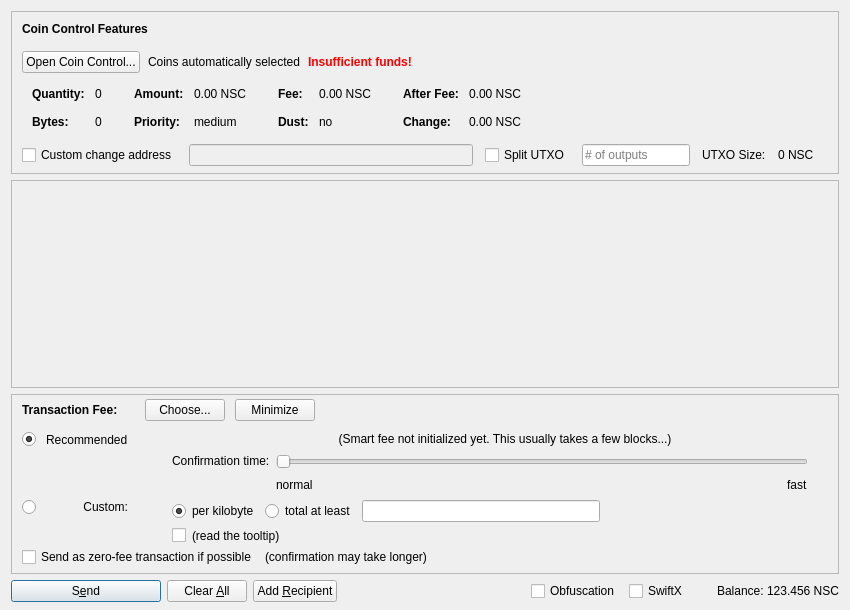
Before: the Qt Designer form src/qt/forms/sendcoinsdialog.ui in nscoins/nscoincore, drawn with Qt 5.
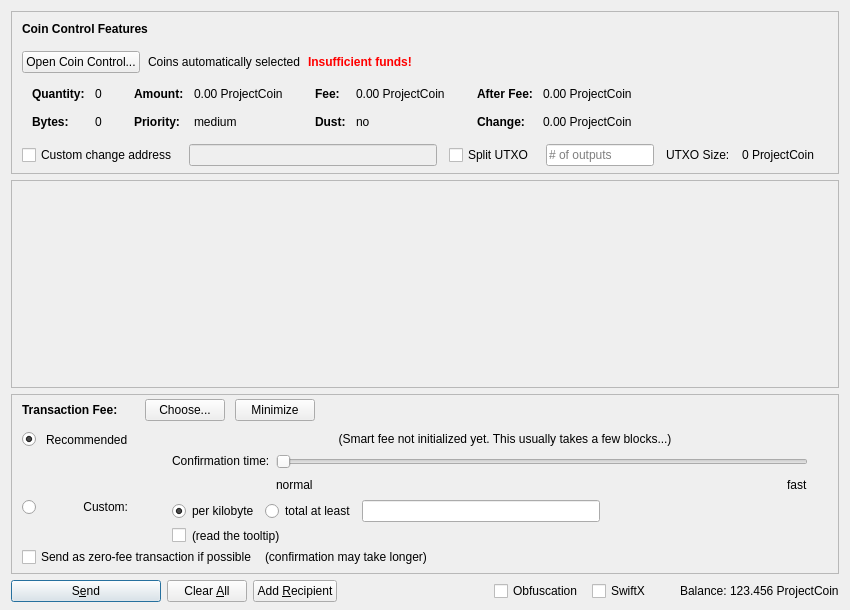
After: the same form once the commit is applied. Icons and pictures are not drawn. Custom widgets are drawn as their Qt base class.

What changed in the file:
```diff
--- a/src/qt/forms/sendcoinsdialog.ui
+++ b/src/qt/forms/sendcoinsdialog.ui
@@ -324,7 +324,7 @@
                   <enum>Qt::ActionsContextMenu</enum>
                  </property>
                  <property name="text">
-                  <string notr="true">0.00 NSC</string>
+                  <string notr="true">0.00 ProjectCoin</string>
                  </property>
                  <property name="textInteractionFlags">
                   <set>Qt::LinksAccessibleByMouse|Qt::TextSelectableByKeyboard|Qt::TextSelectableByMouse</set>
@@ -404,7 +404,7 @@
                   <enum>Qt::ActionsContextMenu</enum>
                  </property>
                  <property name="text">
-                  <string notr="true">0.00 NSC</string>
+                  <string notr="true">0.00 ProjectCoin</string>
                  </property>
                  <property name="textInteractionFlags">
                   <set>Qt::LinksAccessibleByMouse|Qt::TextSelectableByKeyboard|Qt::TextSelectableByMouse</set>
@@ -484,7 +484,7 @@
                   <enum>Qt::ActionsContextMenu</enum>
                  </property>
                  <property name="text">
-                  <string notr="true">0.00 NSC</string>
+                  <string notr="true">0.00 ProjectCoin</string>
                  </property>
                  <property name="textInteractionFlags">
                   <set>Qt::LinksAccessibleByMouse|Qt::TextSelectableByKeyboard|Qt::TextSelectableByMouse</set>
@@ -513,7 +513,7 @@
                   <enum>Qt::ActionsContextMenu</enum>
                  </property>
                  <property name="text">
-                  <string notr="true">0.00 NSC</string>
+                  <string notr="true">0.00 ProjectCoin</string>
                  </property>
                  <property name="textInteractionFlags">
                   <set>Qt::LinksAccessibleByMouse|Qt::TextSelectableByKeyboard|Qt::TextSelectableByMouse</set>
@@ -594,7 +594,7 @@
           <item>
            <widget class="QLabel" name="labelBlockSize">
             <property name="text">
-             <string>0 NSC</string>
+             <string>0 ProjectCoin</string>
             </property>
            </widget>
           </item>
@@ -1435,7 +1435,7 @@
           <cursorShape>IBeamCursor</cursorShape>
          </property>
          <property name="text">
-          <string notr="true">123.456 NSC</string>
+          <string notr="true">123.456 ProjectCoin</string>
          </property>
          <property name="textInteractionFlags">
           <set>Qt::LinksAccessibleByMouse|Qt::TextSelectableByKeyboard|Qt::TextSelectableByMouse</set>
```
Left out of the diff: 16 changed lines with no effect on the pictures.
